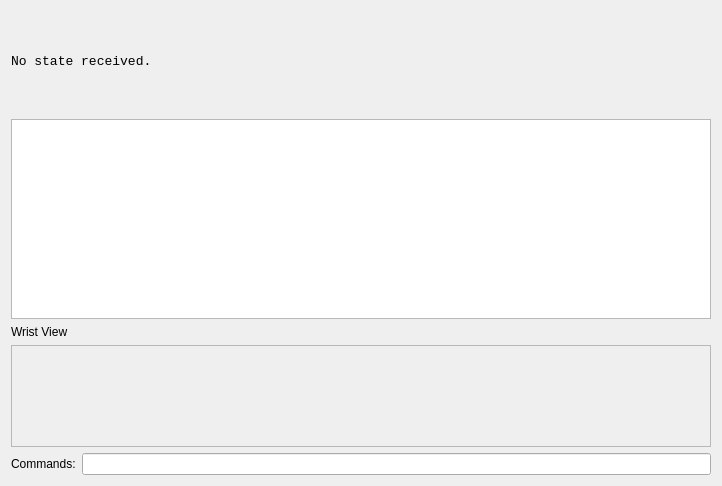
Before: the Qt Designer form src/qtgui/armwidget.ui in h2r/ein, drawn with Qt 5.
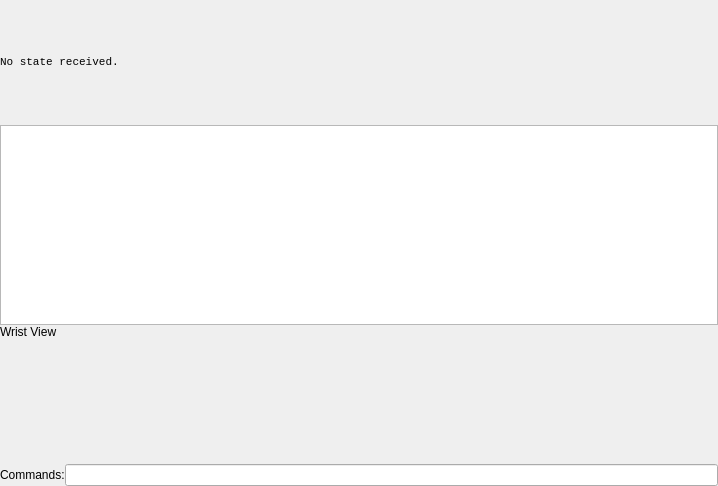
After: the same form once the commit is applied.

Commit message: gui tweaks so it fits in 1080 resolution monitor with both arms

```diff
--- a/src/qtgui/armwidget.ui
+++ b/src/qtgui/armwidget.ui
@@ -14,6 +14,21 @@
    <string>Form</string>
   </property>
   <layout class="QGridLayout" name="gridLayout">
+   <property name="leftMargin">
+    <number>0</number>
+   </property>
+   <property name="topMargin">
+    <number>0</number>
+   </property>
+   <property name="rightMargin">
+    <number>0</number>
+   </property>
+   <property name="bottomMargin">
+    <number>0</number>
+   </property>
+   <property name="spacing">
+    <number>0</number>
+   </property>
    <item row="4" column="1">
     <widget class="QLineEdit" name="commandEdit"/>
    </item>
@@ -27,7 +42,7 @@
    <item row="3" column="0" colspan="2">
     <widget class="QFrame" name="wristViewFrame">
      <property name="frameShape">
-      <enum>QFrame::StyledPanel</enum>
+      <enum>QFrame::NoFrame</enum>
      </property>
      <property name="frameShadow">
       <enum>QFrame::Raised</enum>
@@ -89,14 +104,14 @@
     <widget class="QLabel" name="stateLabel">
      <property name="minimumSize">
       <size>
-       <width>700</width>
+       <width>600</width>
        <height>0</height>
       </size>
      </property>
      <property name="font">
       <font>
        <family>Liberation Mono</family>
-       <pointsize>10</pointsize>
+       <pointsize>8</pointsize>
       </font>
      </property>
      <property name="text">
```
The commit also changes 5 other files.
